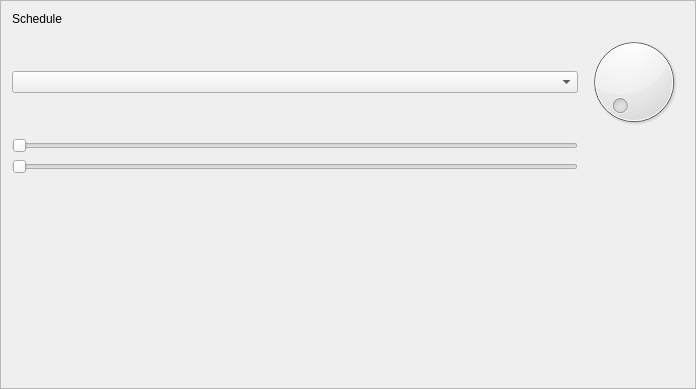
Before: the Qt Designer form src/views/schedule/schedule.ui in RyotaUnzai/candybox, drawn with Qt 5.
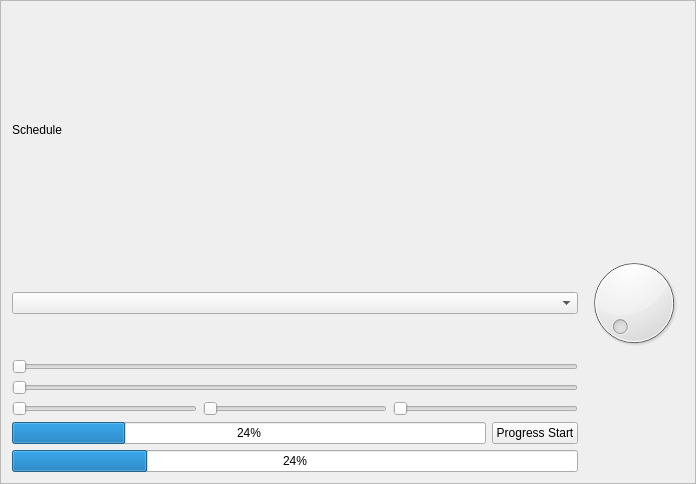
After: the same form once the commit is applied. Custom widgets are drawn as their Qt base class.

Patch:
```diff
--- a/src/views/schedule/schedule.ui
+++ b/src/views/schedule/schedule.ui
@@ -7,7 +7,7 @@
     <x>0</x>
     <y>0</y>
     <width>696</width>
-    <height>389</height>
+    <height>484</height>
    </rect>
   </property>
   <property name="windowTitle">
@@ -20,23 +20,10 @@
    <enum>QFrame::Raised</enum>
   </property>
   <layout class="QGridLayout" name="gridLayout">
-   <item row="6" column="0">
-    <spacer name="verticalSpacer">
+   <item row="3" column="0">
+    <widget class="QIntSlider" name="IntSlider">
      <property name="orientation">
-      <enum>Qt::Vertical</enum>
-     </property>
-     <property name="sizeHint" stdset="0">
-      <size>
-       <width>20</width>
-       <height>40</height>
-      </size>
-     </property>
-    </spacer>
-   </item>
-   <item row="0" column="0">
-    <widget class="QLabel" name="L_Header1">
-     <property name="text">
-      <string>Schedule</string>
+      <enum>Qt::Horizontal</enum>
      </property>
     </widget>
    </item>
@@ -46,14 +33,14 @@
    <item row="1" column="0">
     <widget class="QAnimationComboBox" name="Cb_qss"/>
    </item>
+   <item row="0" column="0">
+    <widget class="QLabel" name="L_Header1">
+     <property name="text">
+      <string>Schedule</string>
+     </property>
+    </widget>
+   </item>
    <item row="2" column="0">
-    <widget class="QIntSlider" name="IntSlider">
-     <property name="orientation">
-      <enum>Qt::Horizontal</enum>
-     </property>
-    </widget>
-   </item>
-   <item row="3" column="0">
     <widget class="QFloatSlider" name="FloatSlider">
      <property name="maximum">
       <number>100</number>
@@ -63,9 +50,59 @@
      </property>
     </widget>
    </item>
-   <item row="4" column="0">
+   <item row="9" column="0" colspan="2">
     <layout class="QVBoxLayout" name="QFlowLayout_FlowLayout"/>
    </item>
+   <item row="6" column="0">
+    <layout class="QHBoxLayout" name="horizontalLayout">
+     <item>
+      <widget class="QAbstractProgressCircular" name="AbstractProgressCircular">
+       <property name="value">
+        <number>24</number>
+       </property>
+      </widget>
+     </item>
+     <item>
+      <widget class="QPushButton" name="APC_PushButton">
+       <property name="text">
+        <string>Progress Start</string>
+       </property>
+      </widget>
+     </item>
+    </layout>
+   </item>
+   <item row="4" column="0">
+    <layout class="QHBoxLayout" name="horizontalLayout_2">
+     <item>
+      <widget class="QCircularSlider" name="CircularSliderA">
+       <property name="orientation">
+        <enum>Qt::Horizontal</enum>
+       </property>
+      </widget>
+     </item>
+     <item>
+      <widget class="QCircularSlider" name="CircularSliderB">
+       <property name="orientation">
+        <enum>Qt::Horizontal</enum>
+       </property>
+      </widget>
+     </item>
+     <item>
+      <widget class="QCircularSlider" name="CircularSliderC">
+       <property name="orientation">
+        <enum>Qt::Horizontal</enum>
+       </property>
+      </widget>
+     </item>
+    </layout>
+   </item>
+   <item row="7" column="0">
+    <widget class="QAbstractProgressCircular" name="AbstractProgressCircularB">
+     <property name="value">
+      <number>24</number>
+     </property>
+    </widget>
+   </item>
   </layout>
  </widget>
  <customwidgets>
@@ -84,6 +121,16 @@
    <extends>QSlider</extends>
    <header>QFloatSlider.h</header>
   </customwidget>
+  <customwidget>
+   <class>QAbstractProgressCircular</class>
+   <extends>QProgressBar</extends>
+   <header>QAbstractProgressCircular.h</header>
+  </customwidget>
+  <customwidget>
+   <class>QCircularSlider</class>
+   <extends>QSlider</extends>
+   <header>QCircularSlider.h</header>
+  </customwidget>
  </customwidgets>
  <resources/>
  <connections/>
```
